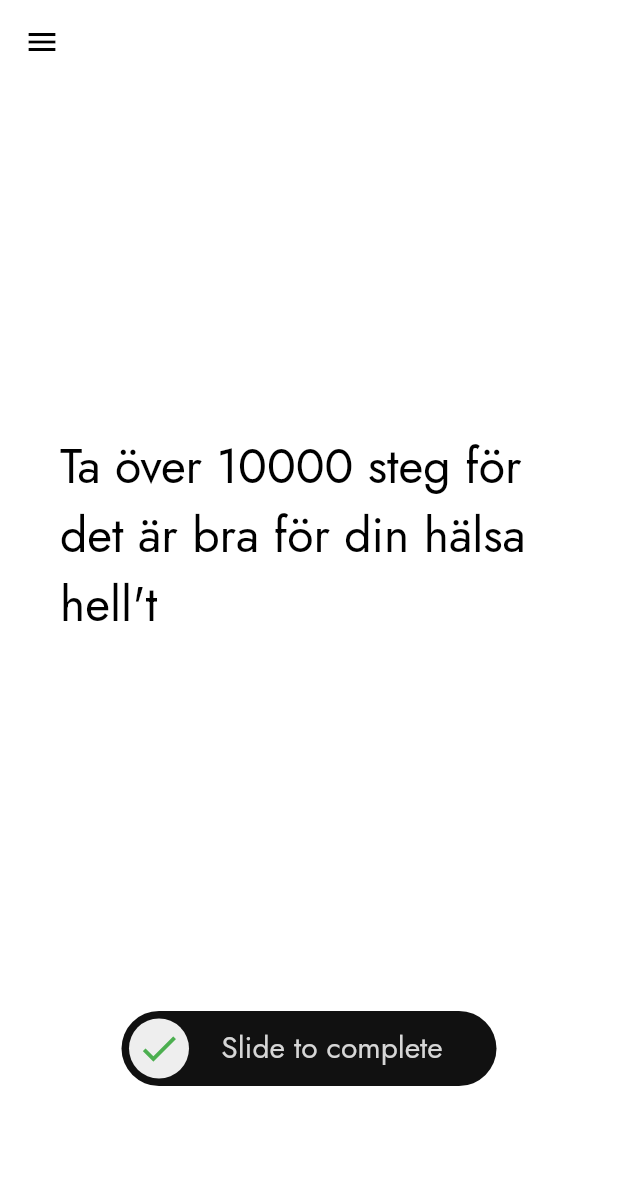
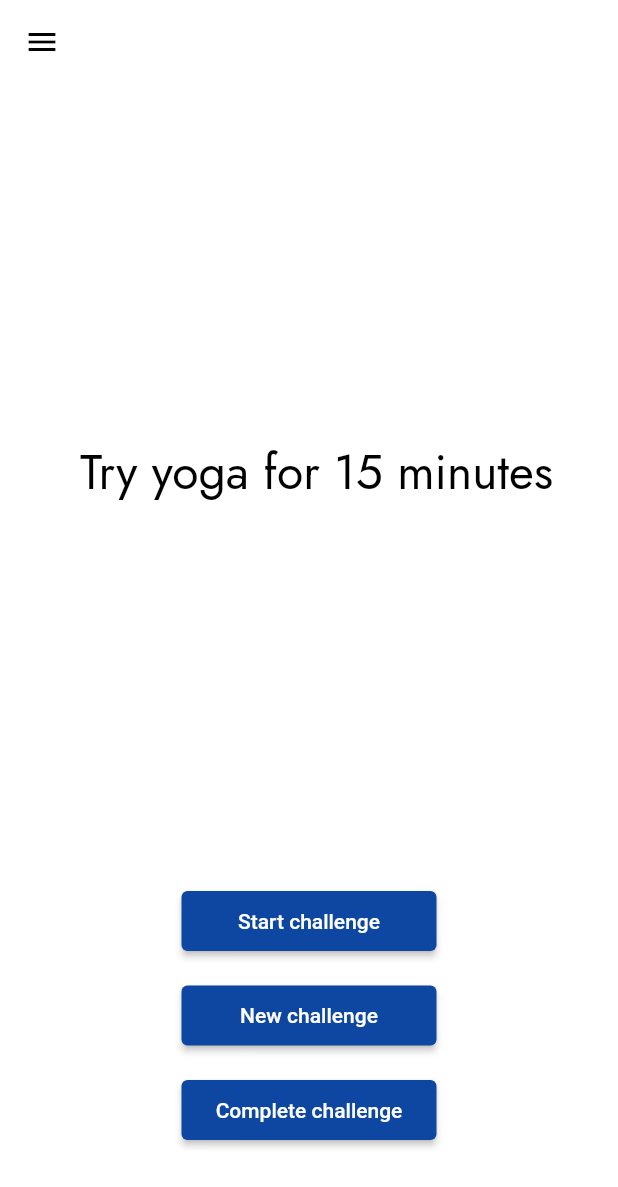
Before and after one commit to chalvikves/ChallengeApp, a Flutter app: the screen it shows after launch, on a phone screen of 412 x 824 dp. Shown: the top 1187 px of the screen. Run offline on Flutter 3.47's test engine with Material 2 defaults, Android fonts, the phone set to English and light mode, and no system bars; our stand-ins replace auto_route, flutter_calendar_carousel, get_it, google_fonts, injectable, stacked and 1 more.

Commit message:
Doesn't really work yet

```diff
--- a/lib/global/router.dart
+++ b/lib/global/router.dart
@@ -6,7 +6,7 @@ import 'package:challengeapp/views/settings.dart';
 @MaterialAutoRouter(
   replaceInRouteName: 'Page,Route',
   routes: <AutoRoute>[
-    AutoRoute(page: Home, initial: true),
+    AutoRoute(page: HomeView, initial: true),
     AutoRoute(page: CalendarView),
     AutoRoute(page: SettingsView),
   ],
--- a/lib/static/challenges.dart
+++ b/lib/static/challenges.dart
@@ -1,96 +1,273 @@
+import 'dart:math';
+
 import 'package:flutter/material.dart';
 
 enum Difficulty { easy, medium, hard }
 
 enum Categories { mindset, health, workout }
 
-enum State { started, complete, stopped, notStarted }
+enum ChallengeState { started, complete, stopped, notStarted }
 
 class Challenge {
-  final String challenge;
-  final List<String> category;
-  final Difficulty difficulty;
-  State state;
+  String? challenge;
+  List<String>? category;
+  Difficulty? difficulty;
+  ChallengeState? state;
 
-  Challenge(this.challenge, this.category, this.difficulty, this.state);
+  Challenge({this.challenge, this.category, this.difficulty, this.state});
+}
 
-  List<Challenge> get oneDaychallenges => _oneDayChallenges;
+class Challenges {
+  List<Challenge> get oneDayChallenges => _oneDayChallenges;
   List<Challenge> get monthlyChallenges => _monthlyChallenges;
 
+  Challenge getRandom() {
+    return _oneDayChallenges
+        .elementAt(Random().nextInt(_oneDayChallenges.length));
+  }
+
+  Challenge? getFirst() {
+    return getRandom();
+  }
+
   void complete(Challenge chall) {
-    chall.state = State.complete;
+    chall.state = ChallengeState.complete;
   }
 
   void start(Challenge chall) {
-    chall.state = State.started;
+    chall.state = ChallengeState.started;
   }
 
   void stop(Challenge chall) {
-    chall.state = State.stopped;
+    chall.state = ChallengeState.stopped;
+  }
 }
 
 final List<Challenge> _oneDayChallenges = [
-    Challenge('Eat a fruit', [], Difficulty.easy, State.notStarted),
   Challenge(
-        'Drink 8 glasses of water', [], Difficulty.easy, State.notStarted),
+    challenge: 'Eat a fruit',
+    category: [],
+    difficulty: Difficulty.easy,
+    state: ChallengeState.notStarted,
+  ),
   Challenge(
-        'Meditate for 5-10 minutes', [], Difficulty.medium, State.notStarted),
-    Challenge('Take a 15-minute walk', [], Difficulty.easy, State.notStarted),
-    Challenge('Go for a 20 minute run', [], Difficulty.easy, State.notStarted),
+    challenge: 'Drink 8 glasses of water',
+    category: [],
+    difficulty: Difficulty.easy,
+    state: ChallengeState.notStarted,
+  ),
   Challenge(
-        'Listen to your favorite song', [], Difficulty.easy, State.notStarted),
+    challenge: 'Meditate for 5-10 minutes',
+    category: [],
+    difficulty: Difficulty.medium,
+    state: ChallengeState.notStarted,
+  ),
   Challenge(
+    challenge: 'Take a 15-minute walk',
+    category: [],
+    difficulty: Difficulty.easy,
+    state: ChallengeState.notStarted,
+  ),
+  Challenge(
+    challenge: 'Go for a 20 minute run',
+    category: [],
+    difficulty: Difficulty.easy,
+    state: ChallengeState.notStarted,
+  ),
+  Challenge(
+    challenge: 'Listen to your favorite song',
+    category: [],
+    difficulty: Difficulty.easy,
+    state: ChallengeState.notStarted,
+  ),
+  Challenge(
+    challenge:
         'Tell yourself that you are amazing 3 different times during the day',
-        [],
-        Difficulty.medium,
-        State.notStarted),
-    Challenge('Believe in yourself', [], Difficulty.medium, State.notStarted),
+    category: [],
+    difficulty: Difficulty.medium,
+    state: ChallengeState.notStarted,
+  ),
   Challenge(
-        'Don\'t eat any sugar today', [], Difficulty.medium, State.notStarted),
+    challenge: 'Believe in yourself',
+    category: [],
+    difficulty: Difficulty.medium,
+    state: ChallengeState.notStarted,
+  ),
   Challenge(
-        'Give someone a complement', [], Difficulty.easy, State.notStarted),
-    Challenge('Write 5 minutes about the largest challenge in your life', [],
-        Difficulty.hard, State.notStarted),
-    Challenge('Read 5 pages in a book', [], Difficulty.easy, State.notStarted),
-    Challenge('Make a new recipe', [], Difficulty.easy, State.notStarted),
-    Challenge('Do something you like', [], Difficulty.easy, State.notStarted),
+    challenge: 'Don\'t eat any sugar today',
+    category: [],
+    difficulty: Difficulty.medium,
+    state: ChallengeState.notStarted,
+  ),
   Challenge(
-        'Have a coffee with a friend', [], Difficulty.easy, State.notStarted),
-    Challenge('Call a friend and talk for 30 minutes', [], Difficulty.medium,
-        State.notStarted),
-    Challenge('Try yoga for 15 minutes', [], Difficulty.hard, State.notStarted),
-    Challenge('Do some light stretches for 15 minutes', [], Difficulty.medium,
-        State.notStarted),
-    Challenge('Take a cold shower for 2 minutes', [], Difficulty.medium,
-        State.notStarted),
-    Challenge('Clean your room', [], Difficulty.easy, State.notStarted),
-    Challenge('Clean your workspace', [], Difficulty.easy, State.notStarted),
-    Challenge('Donate clothes you don\'t use', [], Difficulty.medium,
-        State.notStarted),
-    Challenge('Clean your closet', [], Difficulty.medium, State.notStarted),
-    Challenge('Write a handwritten letter to someone you care about', [],
-        Difficulty.medium, State.notStarted),
-    Challenge('Go to sleep early', [], Difficulty.easy, State.notStarted),
+    challenge: 'Give someone a complement',
+    category: [],
+    difficulty: Difficulty.easy,
+    state: ChallengeState.notStarted,
+  ),
   Challenge(
-        'Sleep 8 hours this night', [], Difficulty.medium, State.notStarted),
+    challenge: 'Write 5 minutes about the largest challenge in your life',
+    category: [],
+    difficulty: Difficulty.hard,
+    state: ChallengeState.notStarted,
+  ),
   Challenge(
-        'Learn a new skill on YouTube', [], Difficulty.hard, State.notStarted),
-    Challenge('Make a tea or coffee', [], Difficulty.easy, State.notStarted),
-    Challenge('Listen to a new song', [], Difficulty.easy, State.notStarted),
-    Challenge('Listen to a podcast', [], Difficulty.easy, State.notStarted),
-    Challenge('Research something you want to learn more about', [],
-        Difficulty.medium, State.notStarted),
-    Challenge('Fix your resume', [], Difficulty.medium, State.notStarted),
-    Challenge('Write a letter to your future self', [], Difficulty.medium,
-        State.notStarted),
+    challenge: 'Read 5 pages in a book',
+    category: [],
+    difficulty: Difficulty.easy,
+    state: ChallengeState.notStarted,
+  ),
+  Challenge(
+    challenge: 'Make a new recipe',
+    category: [],
+    difficulty: Difficulty.easy,
+    state: ChallengeState.notStarted,
+  ),
+  Challenge(
+    challenge: 'Do something you like',
+    category: [],
+    difficulty: Difficulty.easy,
+    state: ChallengeState.notStarted,
+  ),
+  Challenge(
+    challenge: 'Have a coffee with a friend',
+    category: [],
+    difficulty: Difficulty.easy,
+    state: ChallengeState.notStarted,
+  ),
+  Challenge(
+    challenge: 'Call a friend and talk for 30 minutes',
+    category: [],
+    difficulty: Difficulty.medium,
+    state: ChallengeState.notStarted,
+  ),
+  Challenge(
+    challenge: 'Try yoga for 15 minutes',
+    category: [],
+    difficulty: Difficulty.hard,
+    state: ChallengeState.notStarted,
+  ),
+  Challenge(
+    challenge: 'Do some light stretches for 15 minutes',
+    category: [],
+    difficulty: Difficulty.medium,
+    state: ChallengeState.notStarted,
+  ),
+  Challenge(
+    challenge: 'Take a cold shower for 2 minutes',
+    category: [],
+    difficulty: Difficulty.medium,
+    state: ChallengeState.notStarted,
+  ),
+  Challenge(
+    challenge: 'Clean your room',
+    category: [],
+    difficulty: Difficulty.easy,
+    state: ChallengeState.notStarted,
+  ),
+  Challenge(
+    challenge: 'Clean your workspace',
+    category: [],
+    difficulty: Difficulty.easy,
+    state: ChallengeState.notStarted,
+  ),
+  Challenge(
+    challenge: 'Donate clothes you don\'t use',
+    category: [],
+    difficulty: Difficulty.medium,
+    state: ChallengeState.notStarted,
+  ),
+  Challenge(
+    challenge: 'Clean your closet',
+    category: [],
+    difficulty: Difficulty.medium,
+    state: ChallengeState.notStarted,
+  ),
+  Challenge(
+    challenge: 'Write a handwritten letter to someone you care about',
+    category: [],
+    difficulty: Difficulty.medium,
+    state: ChallengeState.notStarted,
+  ),
+  Challenge(
+    challenge: 'Go to sleep early',
+    category: [],
+    difficulty: Difficulty.easy,
+    state: ChallengeState.notStarted,
+  ),
+  Challenge(
+    challenge: 'Sleep 8 hours this night',
+    category: [],
+    difficulty: Difficulty.medium,
+    state: ChallengeState.notStarted,
+  ),
+  Challenge(
+    challenge: 'Learn a new skill on YouTube',
+    category: [],
+    difficulty: Difficulty.hard,
+    state: ChallengeState.notStarted,
+  ),
+  Challenge(
+    challenge: 'Make a tea or coffee',
+    category: [],
+    difficulty: Difficulty.easy,
+    state: ChallengeState.notStarted,
+  ),
+  Challenge(
+    challenge: 'Listen to a new song',
+    category: [],
+    difficulty: Difficulty.easy,
+    state: ChallengeState.notStarted,
+  ),
+  Challenge(
+    challenge: 'Listen to a podcast',
+    category: [],
+    difficulty: Difficulty.easy,
+    state: ChallengeState.notStarted,
+  ),
+  Challenge(
+    challenge: 'Research something you want to learn more about',
+    category: [],
+    difficulty: Difficulty.medium,
+    state: ChallengeState.notStarted,
+  ),
+  Challenge(
+    challenge: 'Fix your resume',
+    category: [],
+    difficulty: Difficulty.medium,
+    state: ChallengeState.notStarted,
+  ),
+  Challenge(
+    challenge: 'Write a letter to your future self',
+    category: [],
+    difficulty: Difficulty.medium,
+    state: ChallengeState.notStarted,
+  ),
 ];
 
 final List<Challenge> _monthlyChallenges = [
-    Challenge('Buy a new plant and take care of it', [], Difficulty.medium,
-        State.notStarted),
-    Challenge('Read 10 pages every day', [], Difficulty.easy, State.notStarted),
   Challenge(
-        'Don\'t eat sugar for a month', [], Difficulty.hard, State.notStarted),
-    Challenge('Create a new playlist', [], Difficulty.medium, State.notStarted),
+    challenge: 'Buy a new plant and take care of it',
+    category: [],
+    difficulty: Difficulty.medium,
+    state: ChallengeState.notStarted,
+  ),
+  Challenge(
+    challenge: 'Read 10 pages every day',
+    category: [],
+    difficulty: Difficulty.easy,
+    state: ChallengeState.notStarted,
+  ),
+  Challenge(
+    challenge: 'Don\'t eat sugar for a month',
+    category: [],
+    difficulty: Difficulty.hard,
+    state: ChallengeState.notStarted,
+  ),
+  Challenge(
+    challenge: 'Create a new playlist',
+    category: [],
+    difficulty: Difficulty.medium,
+    state: ChallengeState.notStarted,
+  ),
 ];
-}
--- a/lib/viewmodels/homeViewModel.dart
+++ b/lib/viewmodels/homeViewModel.dart
@@ -1,11 +1,37 @@
+import 'package:challengeapp/static/challenges.dart';
 import 'package:stacked/stacked.dart';
 
 class HomeViewModel extends BaseViewModel {
-  bool _completed = false;
-  bool get completed => _completed;
+  Challenges? _challenge;
+  Challenge? _currentChallenge;
 
-  void toggleCompleted() {
-    _completed = !_completed;
+  void initialise() {
+    _challenge = Challenges();
+    _currentChallenge = _challenge!.getFirst();
     notifyListeners();
   }
+
+  void stop() {
+    _challenge!.stop(_currentChallenge!);
+    notifyListeners();
+  }
+
+  void start() {
+    if (_currentChallenge!.state != ChallengeState.complete) {
+      _challenge!.start(_currentChallenge!);
+      notifyListeners();
+    }
+  }
+
+  void newChallenge() {
+    _currentChallenge = _challenge!.getRandom();
+    notifyListeners();
+  }
+
+  void complete() {
+    _challenge!.complete(_currentChallenge!);
+    notifyListeners();
+  }
+
+  Challenge get currentChallenge => _currentChallenge!;
 }
--- a/lib/views/drawer.dart
+++ b/lib/views/drawer.dart
@@ -74,7 +74,7 @@ Widget drawerYes(BuildContext context) {
             const DrawerRow(
               title: 'Home',
               icon: Icons.house_rounded,
-              path: Home(),
+              path: HomeView(),
             ),
             const Divider(),
             const DrawerRow(
--- a/lib/views/home.dart
+++ b/lib/views/home.dart
@@ -1,22 +1,20 @@
+import 'package:challengeapp/static/challenges.dart';
 import 'package:challengeapp/viewmodels/homeViewModel.dart';
 import 'package:challengeapp/views/drawer.dart';
-import 'package:challengeapp/views/widgets/slider.dart';
 import 'package:flutter/material.dart';
-import 'package:google_fonts/google_fonts.dart';
 import 'package:stacked/stacked.dart';
 
-class Home extends StatefulWidget {
-  const Home({Key? key}) : super(key: key);
+class HomeView extends StatelessWidget {
+  const HomeView({Key? key}) : super(key: key);
 
-  @override
-  _HomeState createState() => _HomeState();
-}
-
-class _HomeState extends State<Home> {
   @override
   Widget build(BuildContext context) {
     return ViewModelBuilder<HomeViewModel>.reactive(
       viewModelBuilder: () => HomeViewModel(),
+      //initialiseSpecialViewModelsOnce: true,
+      disposeViewModel: false,
+      onModelReady: (model) => model.initialise(),
+      fireOnModelReadyOnce: true,
       builder: (context, model, child) => Scaffold(
         appBar: AppBar(
           backgroundColor: Colors.transparent,
@@ -30,46 +28,65 @@ class _HomeState extends State<Home> {
           children: [
             const Spacer(),
             Padding(
-              padding: const EdgeInsets.fromLTRB(40.0, 40.0, 40.0, 0.0),
+              padding: const EdgeInsets.fromLTRB(50.0, 40.0, 40.0, 0.0),
               child: Center(
                 child: Text(
-                  'Ta över 10000 steg för det är bra för din hälsa hell\'t',
+                  model.currentChallenge.challenge!,
                   style: Theme.of(context).textTheme.headline4,
                 ),
               ),
             ),
             const Spacer(),
-            model.completed
-                ? Center(
-                    child: Text(
-                      'Completed todays challenge! Nice work!',
-                      style: Theme.of(context).textTheme.bodyText2,
+            model.currentChallenge.state == ChallengeState.started
+                ? ElevatedButton(
+                    onPressed: () => model.stop(),
+                    child: const Text('Stop challenge'),
+                    style: ElevatedButton.styleFrom(
+                      primary: Colors.red[800],
+                      fixedSize: const Size(170, 40),
                     ),
                   )
-                : SliderButton(
-                    action: () => model.toggleCompleted(),
-                    label: Text(
-                      'Slide to complete',
-                      style: GoogleFonts.jost(
-                        fontSize: 20.0,
-                        color: Theme.of(context).hintColor,
-                      ),
+                : ElevatedButton(
+                    onPressed: () => model.start(),
+                    child: const Text('Start challenge'),
+                    style: ElevatedButton.styleFrom(
+                      primary: Colors.blue[900],
+                      fixedSize: const Size(170, 40),
                     ),
-                    alignLabel: const Alignment(0.3, 0),
-                    icon: const Icon(
-                      Icons.check,
-                      size: 30,
-                      color: Colors.green,
-                    ),
-                    vibrationFlag: false,
-                    shimmer: false,
-                    height: 50,
-                    buttonSize: 40,
-                    backgroundColor: Theme.of(context).focusColor,
-                    buttonColor: Theme.of(context).buttonColor,
                   ),
             const SizedBox(
-              height: 100.0,
+              height: 15,
+            ),
+            ElevatedButton(
+              onPressed: () => model.newChallenge(),
+              child: const Text('New challenge'),
+              style: ElevatedButton.styleFrom(
+                primary: Colors.blue[900],
+                fixedSize: const Size(170, 40),
+              ),
+            ),
+            const SizedBox(
+              height: 15,
+            ),
+            model.currentChallenge.state == ChallengeState.complete
+                ? ElevatedButton(
+                    onPressed: () => null,
+                    child: const Text('Completed!'),
+                    style: ElevatedButton.styleFrom(
+                      primary: Colors.green,
+                      fixedSize: const Size(170, 40),
+                    ),
+                  )
+                : ElevatedButton(
+                    onPressed: () => model.complete(),
+                    child: const Text('Complete challenge'),
+                    style: ElevatedButton.styleFrom(
+                      primary: Colors.blue[900],
+                      fixedSize: const Size(170, 40),
+                    ),
+                  ),
+            const SizedBox(
+              height: 60.0,
             )
           ],
         ),
--- a/lib/views/settings.dart
+++ b/lib/views/settings.dart
@@ -37,7 +37,7 @@ class SettingsView extends StatelessWidget {
                   color: Theme.of(context).backgroundColor,
                 ),
                 padding: const EdgeInsets.fromLTRB(30.0, 5.0, 30.0, 5.0),
-                height: 200,
+                height: model.chooseDaySwitch ? 240 : 200,
                 child: Padding(
                   padding: const EdgeInsets.all(10.0),
                   child: Column(
--- a/lib/views/widgets/slider.dart
+++ /dev/null
@@ -1,204 +0,0 @@
-import 'package:flutter/material.dart';
-import 'package:shimmer/shimmer.dart';
-import 'package:vibration/vibration.dart';
-
-class SliderButton extends StatefulWidget {
-  ///To make button more customizable add your child widget
-  final Widget? child;
-
-  ///Sets the radius of corners of a button.
-  final double radius;
-
-  ///Use it to define a height and width of widget.
-  final double height;
-  final double width;
-  final double? buttonSize;
-
-  ///Use it to define a color of widget.
-  final Color backgroundColor;
-  final Color baseColor;
-  final Color highlightedColor;
-  final Color buttonColor;
-
-  ///Change it to gave a label on a widget of your choice.
-  final Text? label;
-
-  ///Gives a alignment to a slider icon.
-  final Alignment alignLabel;
-  final BoxShadow? boxShadow;
-  final Widget? icon;
-  final Function action;
-
-  ///Make it false if you want to deactivate the shimmer effect.
-  final bool shimmer;
-
-  ///Make it false if you want maintain the widget in the tree.
-  final bool dismissible;
-
-  final bool vibrationFlag;
-
-  ///The offset threshold the item has to be dragged in order to be considered
-  ///dismissed e.g. if it is 0.4, then the item has to be dragged
-  /// at least 40% towards one direction to be considered dismissed
-  final double dismissThresholds;
-
-  final bool disable;
-
-  SliderButton({
-    required this.action,
-    this.radius = 100,
-    this.boxShadow,
-    this.child,
-    this.vibrationFlag = false,
-    this.shimmer = true,
-    this.height = 70,
-    this.buttonSize,
-    this.width = 250,
-    this.alignLabel = const Alignment(0.6, 0),
-    this.backgroundColor = const Color(0xffe0e0e0),
-    this.baseColor = Colors.black87,
-    this.buttonColor = Colors.white,
-    this.highlightedColor = Colors.white,
-    this.label,
-    this.icon,
-    this.dismissible = true,
-    this.dismissThresholds = 0.75,
-    this.disable = false,
-  }) : assert((buttonSize ?? 60) <= (height));
-
-  @override
-  _SliderButtonState createState() => _SliderButtonState();
-}
-
-class _SliderButtonState extends State<SliderButton> {
-  late bool flag;
-
-  @override
-  void initState() {
-    super.initState();
-    flag = true;
-  }
-
-  @override
-  Widget build(BuildContext context) {
-    return flag == true
-        ? _control()
-        : widget.dismissible == true
-            ? Container()
-            : _control();
-  }
-
-  Widget _control() => Container(
-        height: widget.height,
-        width: widget.width,
-        decoration: BoxDecoration(
-            color:
-                widget.disable ? Colors.grey.shade700 : widget.backgroundColor,
-            borderRadius: BorderRadius.circular(widget.radius)),
-        alignment: Alignment.centerLeft,
-        child: Stack(
-          alignment: Alignment.centerLeft,
-          children: <Widget>[
-            Container(
-              alignment: widget.alignLabel,
-              child: widget.shimmer && !widget.disable
-                  ? Shimmer.fromColors(
-                      baseColor:
-                          widget.disable ? Colors.grey : widget.baseColor,
-                      highlightColor: widget.highlightedColor,
-                      child: widget.label ?? Text(''),
-                    )
-                  : widget.label,
-            ),
-            widget.disable
-                ? Tooltip(
-                    verticalOffset: 50,
-                    message: 'Button is disabled',
-                    child: Container(
-                      width: (widget.width) - (widget.height),
-                      height: (widget.height - 70),
-                      alignment: Alignment.centerLeft,
-                      padding: EdgeInsets.only(
-                        left: (widget.height -
-                                (widget.buttonSize == null
-                                    ? widget.height * 0.9
-                                    : widget.buttonSize)!) /
-                            2,
-                      ),
-                      child: widget.child ??
-                          Container(
-                            height: widget.buttonSize ?? widget.height,
-                            width: widget.buttonSize ?? widget.height,
-                            decoration: BoxDecoration(
-                                boxShadow: widget.boxShadow != null
-                                    ? [
-                                        widget.boxShadow!,
-                                      ]
-                                    : null,
-                                color: Colors.grey,
-                                borderRadius:
-                                    BorderRadius.circular(widget.radius)),
-                            child: Center(child: widget.icon),
-                          ),
-                    ),
-                  )
-                : Dismissible(
-                    key: Key("cancel"),
-                    direction: DismissDirection.startToEnd,
-                    dismissThresholds: {
-                      DismissDirection.startToEnd: widget.dismissThresholds
-                    },
-
-                    ///gives direction of swiping in argument.
-                    onDismissed: (dir) async {
-                      setState(() {
-                        if (widget.dismissible) {
-                          flag = false;
-                        } else {
-                          flag = !flag;
-                        }
-                      });
-
-                      widget.action();
-                      final hasVibrator =
-                          await Vibration.hasVibrator() ?? false;
-                      if (widget.vibrationFlag && hasVibrator) {
-                        try {
-                          Vibration.vibrate(duration: 200);
-                        } catch (e) {
-                          print(e);
-                        }
-                      }
-                    },
-                    child: Container(
-                      width: widget.width - widget.height,
-                      height: widget.height,
-                      alignment: Alignment.centerLeft,
-                      padding: EdgeInsets.only(
-                        left: (widget.height -
-                                (widget.buttonSize == null
-                                    ? widget.height
-                                    : widget.buttonSize!)) /
-                            2,
-                      ),
-                      child: widget.child ??
-                          Container(
-                            height: widget.buttonSize ?? widget.height,
-                            width: widget.buttonSize ?? widget.height,
-                            decoration: BoxDecoration(
-                                boxShadow: widget.boxShadow != null
-                                    ? [
-                                        widget.boxShadow!,
-                                      ]
-                                    : null,
-                                color: widget.buttonColor,
-                                borderRadius:
-                                    BorderRadius.circular(widget.radius)),
-                            child: Center(child: widget.icon),
-                          ),
-                    ),
-                  ),
-          ],
-        ),
-      );
-}
--- a/pubspec.yaml
+++ b/pubspec.yaml
@@ -36,8 +36,6 @@ dependencies:
   cupertino_icons: ^1.0.2
   google_fonts: ^2.2.0
   flutter_calendar_carousel: ^2.1.0
-  vibration: ^1.7.4-nullsafety.0
-  shimmer: ^2.0.0
   stacked: ^2.2.7+1
   auto_route: ^3.2.1
   stacked_services: ^0.8.16
```
Also changed, not shown: lib/viewmodels/settingsViewModel.dart (+7 -9 lines), lib/global/router.gr.dart, pubspec.lock. Lines whose indentation alone changed are shown as unchanged.
